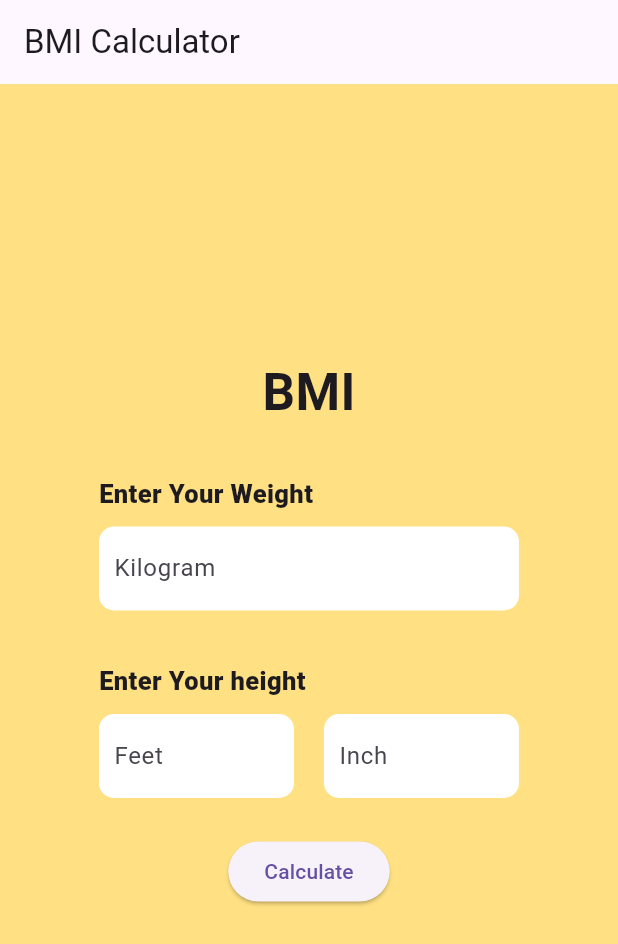
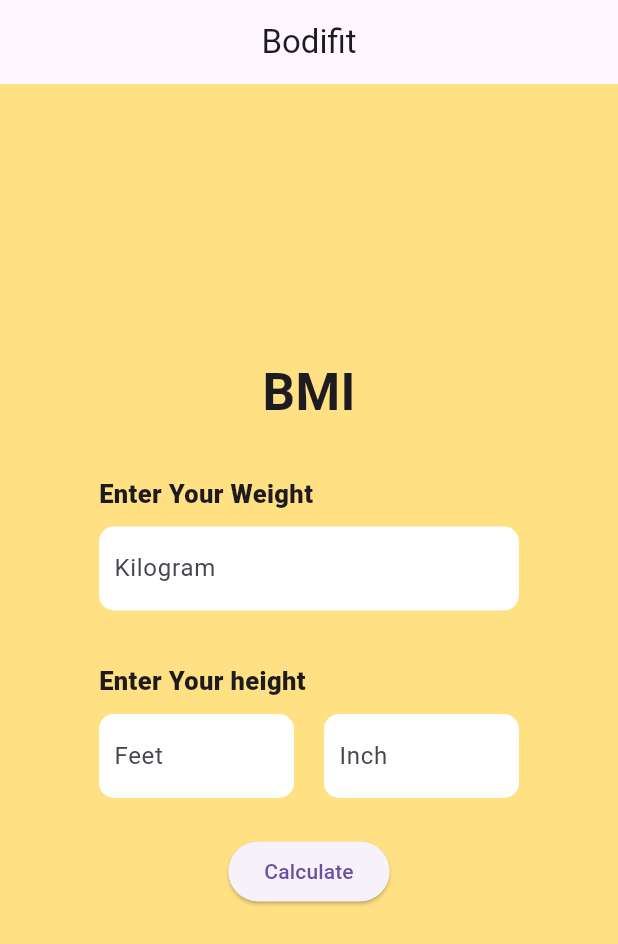
Before and after one commit to krushnakantnayak/BMI-Calculator, a Flutter app: the screen it shows after launch, on a phone screen of 412 x 824 dp. Shown: the top 944 px of the screen. Run offline on Flutter 3.47's test engine with Material 3 defaults, Android fonts, the phone set to English and light mode, and no system bars.

Commit message:
Bodifit:Header test update and versionig

```diff
--- /dev/null
+++ b/lib/Widgets/header_text.dart
@@ -0,0 +1,24 @@
+import 'package:flutter/material.dart';
+
+class HeaderText extends StatelessWidget {
+  final String title;
+  const HeaderText({
+    super.key,
+    required this.title,
+  });
+
+  @override
+  Widget build(BuildContext context) {
+    return Align(
+      alignment: Alignment.centerLeft,
+      child: Padding(
+        padding: const EdgeInsets.all(10),
+        child: Text(title,
+            style: const TextStyle(
+              fontSize: 17,
+              fontWeight: FontWeight.w800,
+            )),
+      ),
+    );
+  }
+}
--- a/lib/main.dart
+++ b/lib/main.dart
@@ -1,4 +1,5 @@
 import 'package:f_app/Widgets/custom_text_field.dart';
+import 'package:f_app/Widgets/header_text.dart';
 import 'package:flutter/material.dart';
 
 void main() {
@@ -6,15 +7,15 @@ void main() {
 }
 
 class MyApp extends StatelessWidget {
-  const MyApp({Key? key}) : super(key: key);
+  const MyApp({super.key});
 
   @override
   Widget build(BuildContext context) {
     return MaterialApp(
-      title: "BMI_Calculator",
+      title: "BMI",
       debugShowCheckedModeBanner: false,
       theme: ThemeData(primarySwatch: Colors.amber),
-      home: const MyHomePage(title: "BMI_CALCULATOR"),
+      home: const MyHomePage(title: "Bodifit"),
     );
   }
 }
@@ -25,7 +26,7 @@ final FocusNode inFocus = FocusNode();
 final FocusNode calcFocus = FocusNode();
 
 class MyHomePage extends StatefulWidget {
-  const MyHomePage({Key? key, required String title}) : super(key: key);
+  const MyHomePage({super.key, required String title});
   @override
   State<MyHomePage> createState() => _MyHomePageState();
 }
@@ -40,9 +41,9 @@ class _MyHomePageState extends State<MyHomePage> {
 
   void _onCalculate() {
     if (formKey.currentState!.validate()) {}
-    var wt = int.parse(wtController.text.toString());
-    var ft = int.parse(ftController.text.toString());
-    var inch = int.parse(inController.text.toString());
+    var wt = double.parse(wtController.text.toString());
+    var ft = double.parse(ftController.text.toString());
+    var inch = double.parse(inController.text.toString());
     // calculate BMI
     var totalInch = (ft * 12) + inch;
     var totalCm = totalInch * 2.54;
@@ -52,13 +53,13 @@ class _MyHomePageState extends State<MyHomePage> {
     // Update BMI
     if (bmi > 25) {
       msg = "you are overWeight";
-      bgcolor = Colors.orange.shade200;
+      bgcolor = const Color.fromARGB(255, 245, 97, 18);
     } else if (bmi < 18) {
       msg = "you are underWeight";
       bgcolor = Colors.red.shade200;
     } else {
       msg = "You are Healthy";
-      bgcolor = Colors.green.shade200;
+      bgcolor = const Color.fromARGB(255, 80, 247, 86);
     }
     setState(() {
       result = " $msg \n Your BMI is:${bmi.toStringAsFixed(3)}";
@@ -69,7 +70,7 @@ class _MyHomePageState extends State<MyHomePage> {
   @override
   Widget build(BuildContext context) {
     return Scaffold(
-      appBar: AppBar(title: const Text("BMI Calculator")),
+      appBar: AppBar(title: const Center(child: Text("Bodifit"))),
       body: Container(
         color: bgcolor,
         child: Center(
@@ -81,22 +82,51 @@ class _MyHomePageState extends State<MyHomePage> {
                 mainAxisAlignment: MainAxisAlignment.center,
                 children: [
                   // Header
-                  const Text('BMI', style: TextStyle(fontSize: 34, fontWeight: FontWeight.w700)),
+                  const Text(
+                    'BMI',
+                    style: TextStyle(
+                      fontSize: 34,
+                      fontWeight: FontWeight.w700,
+                    ),
+                  ),
                   const SizedBox(height: 21),
                   const HeaderText(title: "Enter Your Weight"),
                   // Custom Textform field
-                  CustomTextField(controller: wtController, lable: "Kilogram", requestFocus: ftFocus),
+                  CustomTextField(
+                    lable: "Kilogram",
+                    requestFocus: ftFocus,
+                    controller: wtController,
+                  ),
                   const HeaderText(title: "Enter Your height"),
                   Row(
                     children: [
-                      Expanded(child: CustomTextField(focusNode: ftFocus, controller: ftController, lable: "Feet", requestFocus: inFocus)),
-                      Expanded(child: CustomTextField(focusNode: inFocus, controller: inController, lable: "Inch", requestFocus: calcFocus)),
+                      Expanded(
+                          child: CustomTextField(
+                        lable: "Feet",
+                        focusNode: ftFocus,
+                        requestFocus: inFocus,
+                        controller: ftController,
+                      )),
+                      Expanded(
+                          child: CustomTextField(
+                        lable: "Inch",
+                        focusNode: inFocus,
+                        requestFocus: calcFocus,
+                        controller: inController,
+                      )),
                     ],
                   ),
-                  ElevatedButton(focusNode: calcFocus, onPressed: _onCalculate, child: const Text("Calculate")),
+                  ElevatedButton(
+                    focusNode: calcFocus,
+                    onPressed: _onCalculate,
+                    child: const Text("Calculate"),
+                  ),
                   const SizedBox(height: 11),
                   // Result
-                  Text(result, style: const TextStyle(fontSize: 19))
+                  Text(
+                    result,
+                    style: const TextStyle(fontSize: 19),
+                  )
                 ],
               ),
             ),
@@ -106,23 +136,3 @@ class _MyHomePageState extends State<MyHomePage> {
     );
   }
 }
-
-class HeaderText extends StatelessWidget {
-  final String title;
-  const HeaderText({
-    super.key,
-    required this.title,
-  });
-// this is a test comment
-// bohhut sara code ...
-  @override
-  Widget build(BuildContext context) {
-    return Align(
-      alignment: Alignment.centerLeft,
-      child: Padding(
-        padding: const EdgeInsets.all(10),
-        child: Text(title, style: const TextStyle(fontWeight: FontWeight.w800, fontSize: 17)),
-      ),
-    );
-  }
-}
--- a/pubspec.yaml
+++ b/pubspec.yaml
@@ -45,7 +45,7 @@ dev_dependencies:
   # activated in the `analysis_options.yaml` file located at the root of your
   # package. See that file for information about deactivating specific lint
   # rules and activating additional ones.
-  flutter_lints: ^2.0.0
+  flutter_lints: ^4.0.0
 
 # For information on the generic Dart part of this file, see the
 # following page: https://dart.dev/tools/pub/pubspec
```
Also changed, not shown: pubspec.lock.
